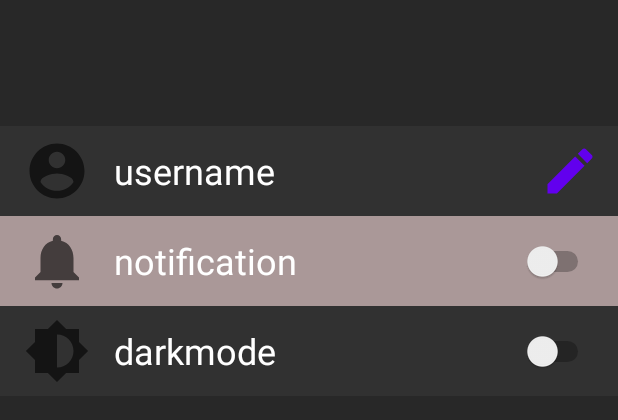
After one commit to KirillKolyshkin/android_summer_practice, an Android app: the layout fragment_settings_dark.xml on its own in the app's theme, with its tools: preview values and no code run, on a phone screen of 412 x 824 dp. The commit adds this screen. Shown: the top 420 px of the screen. Run offline under Robolectric (Android 15) with nearby library versions, the phone set to English and light mode, and no system bars.

Commit message:
fragment settings dark and light added

```diff
--- /dev/null
+++ b/app/src/main/res/layout/fragment_settings_dark.xml
@@ -0,0 +1,133 @@
+<?xml version="1.0" encoding="utf-8"?>
+<androidx.constraintlayout.widget.ConstraintLayout
+    xmlns:android="http://schemas.android.com/apk/res/android"
+    xmlns:app="http://schemas.android.com/apk/res-auto"
+    xmlns:tools="http://schemas.android.com/tools"
+    android:layout_width="match_parent"
+    android:layout_height="match_parent"
+    android:background="@color/black_dt"
+    android:paddingTop="16dp"
+    android:paddingBottom="16dp">
+
+    <ImageView
+        android:id="@+id/iv_back_1"
+        android:layout_width="match_parent"
+        android:layout_height="60dp"
+        android:src="@drawable/settings_background1"
+        app:layout_constraintBottom_toBottomOf="@+id/tv_username"
+        app:layout_constraintEnd_toEndOf="@+id/btn_name"
+        app:layout_constraintHorizontal_bias="0.0"
+        app:layout_constraintStart_toStartOf="@+id/iv_person"
+        app:layout_constraintTop_toTopOf="@+id/tv_username"
+        app:layout_constraintVertical_bias="0.0" />
+
+    <ImageView
+        android:id="@+id/iv_back_2"
+        android:layout_width="match_parent"
+        android:layout_height="60dp"
+        android:src="@drawable/settings_background2"
+        app:layout_constraintBottom_toBottomOf="@+id/switch_notification"
+        app:layout_constraintEnd_toEndOf="@+id/switch_notification"
+        app:layout_constraintStart_toStartOf="@+id/switch_notification"
+        app:layout_constraintTop_toTopOf="@+id/switch_notification" />
+
+    <ImageView
+        android:id="@+id/iv_back_3"
+        android:layout_width="match_parent"
+        android:layout_height="60dp"
+        android:src="@drawable/settings_background1"
+        app:layout_constraintBottom_toBottomOf="@+id/switch_darkmode"
+        app:layout_constraintEnd_toEndOf="@+id/switch_darkmode"
+        app:layout_constraintStart_toStartOf="@+id/switch_darkmode"
+        app:layout_constraintTop_toTopOf="@+id/switch_darkmode" />
+
+    <ImageView
+        android:id="@+id/iv_bell"
+        android:layout_width="60dp"
+        android:layout_height="60dp"
+        android:paddingStart="16dp"
+        android:src="@drawable/ic_notification"
+        app:layout_constraintEnd_toEndOf="@+id/iv_person"
+        app:layout_constraintHorizontal_bias="1.0"
+        app:layout_constraintStart_toStartOf="parent"
+        app:layout_constraintTop_toBottomOf="@+id/iv_person" />
+
+    <ImageView
+        android:id="@+id/iv_mode"
+        android:layout_width="60dp"
+        android:layout_height="60dp"
+        android:paddingStart="16dp"
+        android:src="@drawable/ic_mode"
+        app:layout_constraintHorizontal_bias="1.0"
+        app:layout_constraintStart_toStartOf="parent"
+        app:layout_constraintTop_toBottomOf="@+id/iv_bell" />
+
+
+    <ImageView
+        android:id="@+id/iv_person"
+        android:layout_width="60dp"
+        android:layout_height="60dp"
+        android:paddingStart="16dp"
+        android:src="@drawable/ic_person"
+        app:layout_constraintHorizontal_bias="1.0"
+        app:layout_constraintStart_toStartOf="parent"
+        app:layout_constraintTop_toTopOf="@+id/iv_back_1" />
+
+    <TextView
+        android:id="@+id/tv_username"
+        android:layout_width="288dp"
+        android:layout_height="60dp"
+        android:layout_marginTop="68dp"
+        android:gravity="center_vertical"
+        android:paddingStart="16dp"
+        android:paddingEnd="16dp"
+        android:text="username"
+        android:textColor="@color/white"
+        android:textSize="24sp"
+        app:layout_constraintStart_toEndOf="@+id/iv_person"
+        app:layout_constraintTop_toTopOf="parent"
+        tools:ignore="MissingConstraints" />
+
+    <Switch
+        android:id="@+id/switch_darkmode"
+        android:layout_width="0dp"
+        android:layout_height="60dp"
+        android:paddingEnd="16dp"
+        android:paddingStart="16dp"
+        android:text="darkmode"
+        android:textColor="@color/white"
+        android:textSize="24sp"
+        android:theme="@style/Switch"
+        app:layout_constraintEnd_toEndOf="parent"
+        app:layout_constraintStart_toEndOf="@id/iv_mode"
+        app:layout_constraintTop_toBottomOf="@+id/switch_notification"
+        tools:ignore="UseSwitchCompatOrMaterialXml" />
+
+    <Switch
+        android:id="@+id/switch_notification"
+        android:layout_width="0dp"
+        android:layout_height="60dp"
+        android:paddingStart="16dp"
+        android:paddingEnd="16dp"
+        android:text="notification"
+        android:textColor="@color/white"
+        android:textSize="24sp"
+        android:theme="@style/Switch"
+        app:layout_constraintEnd_toEndOf="parent"
+        app:layout_constraintStart_toEndOf="@+id/iv_bell"
+        app:layout_constraintTop_toBottomOf="@+id/tv_username"
+        tools:ignore="UseSwitchCompatOrMaterialXml" />
+
+    <Button
+        android:id="@+id/btn_name"
+        android:layout_width="40dp"
+        android:layout_height="40dp"
+        android:background="@drawable/ic_pen"
+        app:layout_constraintBottom_toBottomOf="@+id/tv_username"
+        app:layout_constraintEnd_toEndOf="parent"
+        app:layout_constraintStart_toEndOf="@+id/tv_username"
+        app:layout_constraintTop_toTopOf="@+id/tv_username"
+        />
+
+
+</androidx.constraintlayout.widget.ConstraintLayout>
--- a/app/src/main/res/values/themes.xml
+++ b/app/src/main/res/values/themes.xml
@@ -12,6 +12,12 @@
         <!-- Status bar color. -->
         <item name="android:statusBarColor" tools:targetApi="l">?attr/colorPrimaryVariant</item>
         <!-- Customize your theme here. -->
-        <item name="textAppearanceBody1">@color/black_dt</item>
+    </style>
+    <style name="Switch" parent="Theme.AppCompat.Light">
+        <!-- active thumb & track color -->
+        <item name="colorControlActivated">@color/red</item>
+
+        <!-- inactive thumb color -->
+        <item name="colorSwitchThumbNormal">@color/beige</item>
     </style>
 </resources>
```
Also changed, not shown: app/src/main/res/layout/fragment_settings_light.xml (added, +133 -0 lines).
